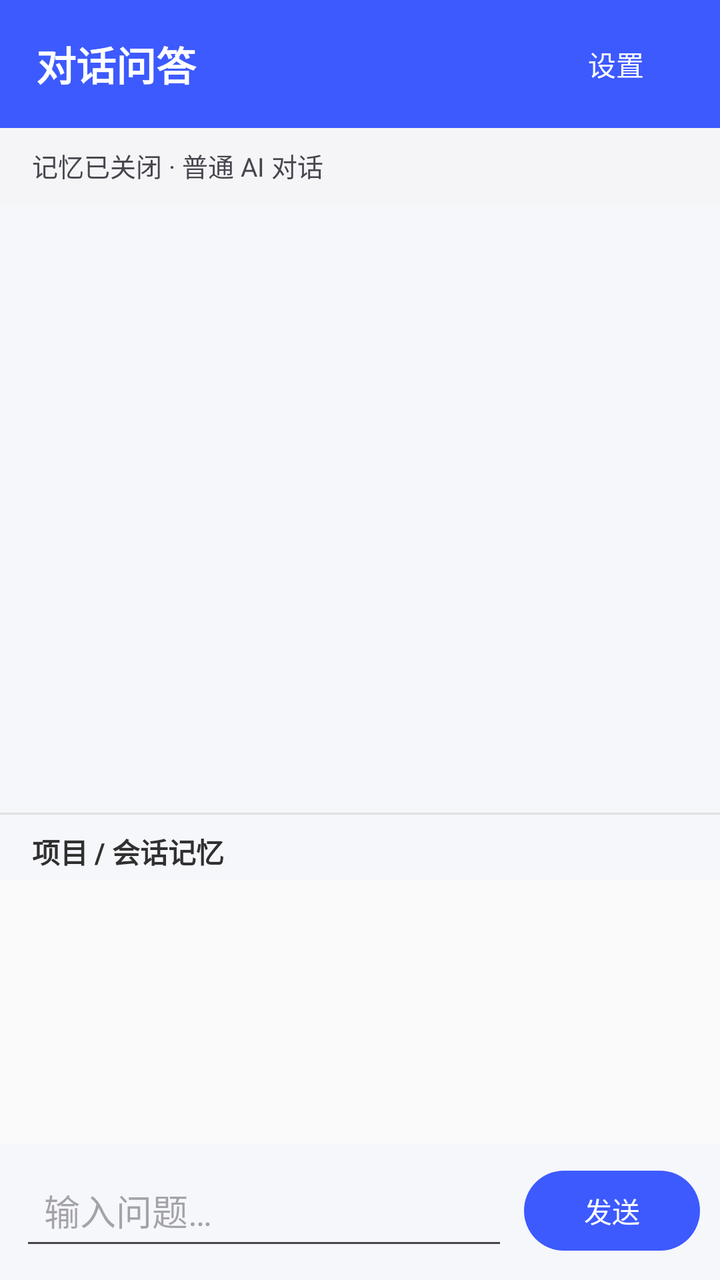
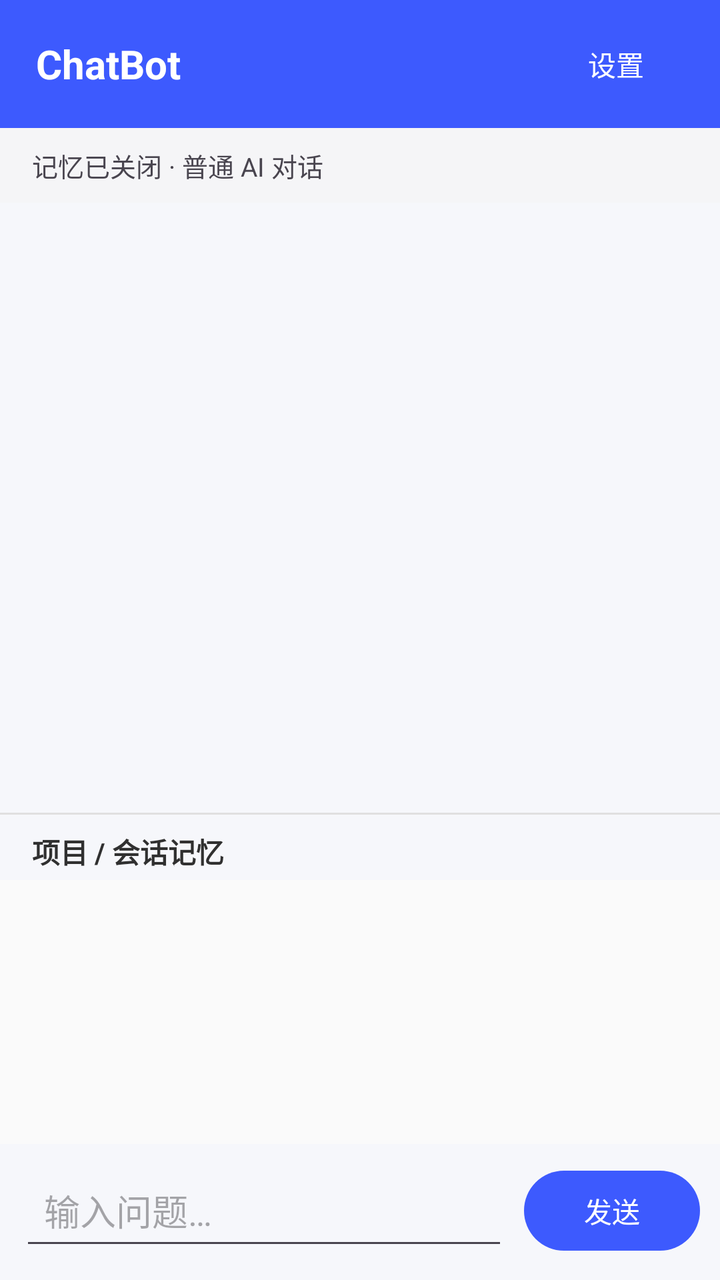

Screens rendered from an Android XML layout before and after an edit, with the pre-edit source and the edit as a unified diff.
<!-- AndroidManifest.xml: application theme Theme.OSMemory -->
<!-- res/layout/phase3_chat_activity.xml -->
<?xml version="1.0" encoding="utf-8"?>
<LinearLayout xmlns:android="http://schemas.android.com/apk/res/android"
    android:id="@+id/p3_chat_root"
    android:layout_width="match_parent"
    android:layout_height="match_parent"
    android:fitsSystemWindows="true"
    android:orientation="vertical">

    <LinearLayout
        android:layout_width="match_parent"
        android:layout_height="?attr/actionBarSize"
        android:background="?attr/colorPrimary"
        android:gravity="center_vertical"
        android:orientation="horizontal"
        android:paddingStart="18dp"
        android:paddingEnd="8dp">

        <TextView
            android:layout_width="0dp"
            android:layout_height="wrap_content"
            android:layout_weight="1"
            android:text="对话问答"
            android:textColor="#FFFFFFFF"
            android:textSize="20sp"
            android:textStyle="bold" />

        <Button
            android:id="@+id/p3_chat_settings"
            android:layout_width="wrap_content"
            android:layout_height="wrap_content"
            android:backgroundTint="@android:color/transparent"
            android:text="设置"
            android:textColor="#FFFFFFFF" />
    </LinearLayout>

    <TextView
        android:id="@+id/p3_chat_memory_mode"
        android:layout_width="match_parent"
        android:layout_height="wrap_content"
        android:background="#FFF5F5F7"
        android:paddingStart="16dp"
        android:paddingTop="9dp"
        android:paddingEnd="16dp"
        android:paddingBottom="9dp"
        android:text="记忆已关闭 · 普通 AI 对话"
        android:textSize="13sp" />

    <ScrollView
        android:id="@+id/p3_chat_conversation_scroll"
        android:layout_width="match_parent"
        android:layout_height="0dp"
        android:layout_weight="1"
        android:clipToPadding="false"
        android:fillViewport="true"
        android:padding="12dp">

        <LinearLayout
            android:id="@+id/p3_chat_conversation_container"
            android:layout_width="match_parent"
            android:layout_height="wrap_content"
            android:orientation="vertical" />
    </ScrollView>

    <View
        android:layout_width="match_parent"
        android:layout_height="1dp"
        android:background="#FFE0E0E0" />

    <TextView
        android:layout_width="match_parent"
        android:layout_height="wrap_content"
        android:paddingStart="16dp"
        android:paddingTop="8dp"
        android:paddingEnd="16dp"
        android:paddingBottom="4dp"
        android:text="项目 / 会话记忆"
        android:textColor="#FF303030"
        android:textSize="14sp"
        android:textStyle="bold" />

    <ScrollView
        android:id="@+id/p3_chat_project_memory_scroll"
        android:layout_width="match_parent"
        android:layout_height="132dp"
        android:background="#FFFAFAFA"
        android:fillViewport="true">

        <LinearLayout
            android:id="@+id/p3_chat_project_memory_container"
            android:layout_width="match_parent"
            android:layout_height="wrap_content"
            android:orientation="vertical" />
    </ScrollView>

    <LinearLayout
        android:layout_width="match_parent"
        android:layout_height="wrap_content"
        android:gravity="bottom"
        android:orientation="horizontal"
        android:padding="10dp">

        <EditText
            android:id="@+id/p3_chat_input"
            android:layout_width="0dp"
            android:layout_height="wrap_content"
            android:layout_weight="1"
            android:gravity="top|start"
            android:hint="输入问题…"
            android:imeOptions="actionSend"
            android:inputType="textCapSentences|textMultiLine"
            android:maxLines="4"
            android:minHeight="48dp"
            android:paddingStart="12dp"
            android:paddingEnd="12dp" />

        <Button
            android:id="@+id/p3_chat_send"
            android:layout_width="wrap_content"
            android:layout_height="48dp"
            android:layout_marginStart="8dp"
            android:text="发送" />
    </LinearLayout>

</LinearLayout>
<!-- resources referenced by this layout -->
<resources>
  <style name="Theme.OSMemory" parent="Base.Theme.OSMemory" />
  <style name="Base.Theme.OSMemory" parent="Theme.Material3.DayNight.NoActionBar">
          <item name="colorPrimary">@color/brand_primary</item>
          <item name="colorOnPrimary">@color/white</item>
          <item name="colorSecondary">@color/brand_secondary</item>
          <item name="colorOnSecondary">@color/white</item>
          <item name="colorTertiary">@color/brand_tertiary</item>
          <item name="android:colorBackground">@color/brand_background</item>
          <item name="colorSurface">@color/brand_surface</item>
          <item name="colorOnSurface">@color/brand_on_surface</item>
          <item name="colorOutline">@color/brand_outline</item>
          <item name="android:statusBarColor">@color/brand_primary</item>
      </style>
  <color name="brand_primary">#3D5AFE</color>
  <color name="white">#FFFFFFFF</color>
  <color name="brand_secondary">#00897B</color>
  <color name="brand_tertiary">#7C4DFF</color>
  <color name="brand_background">#F6F7FB</color>
  <color name="brand_surface">#FFFFFF</color>
  <color name="brand_on_surface">#1B1C22</color>
  <color name="brand_outline">#E1E3EB</color>
</resources>

<!-- the commit's change to res/layout/phase3_chat_activity.xml (unified diff, before → after) -->
@@ -19,7 +19,7 @@
             android:layout_width="0dp"
             android:layout_height="wrap_content"
             android:layout_weight="1"
-            android:text="对话问答"
+            android:text="ChatBot"
             android:textColor="#FFFFFFFF"
             android:textSize="20sp"
             android:textStyle="bold" />
